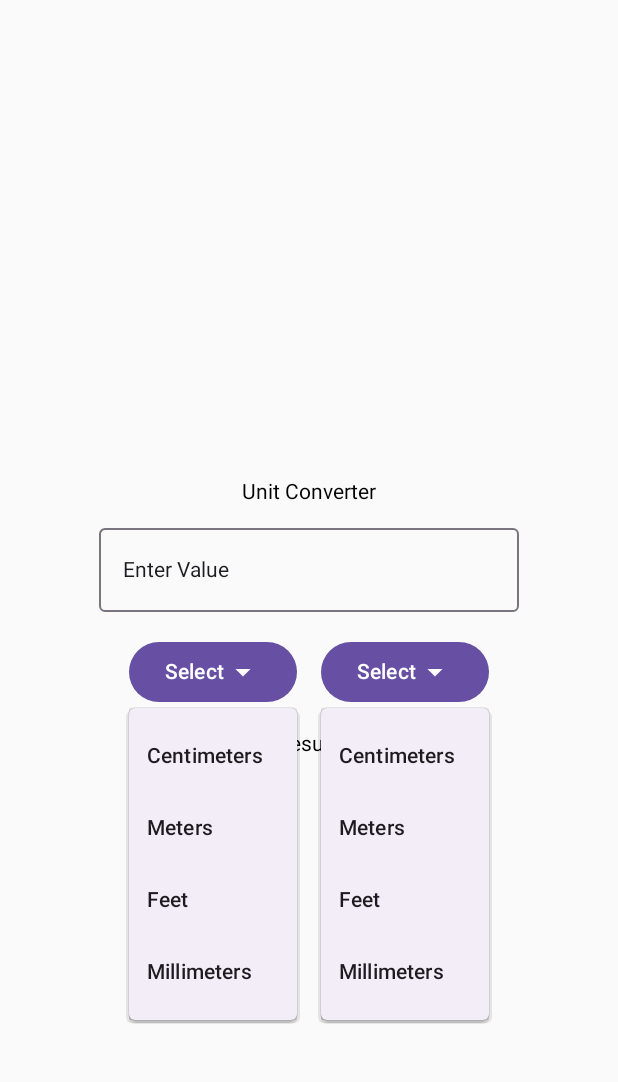
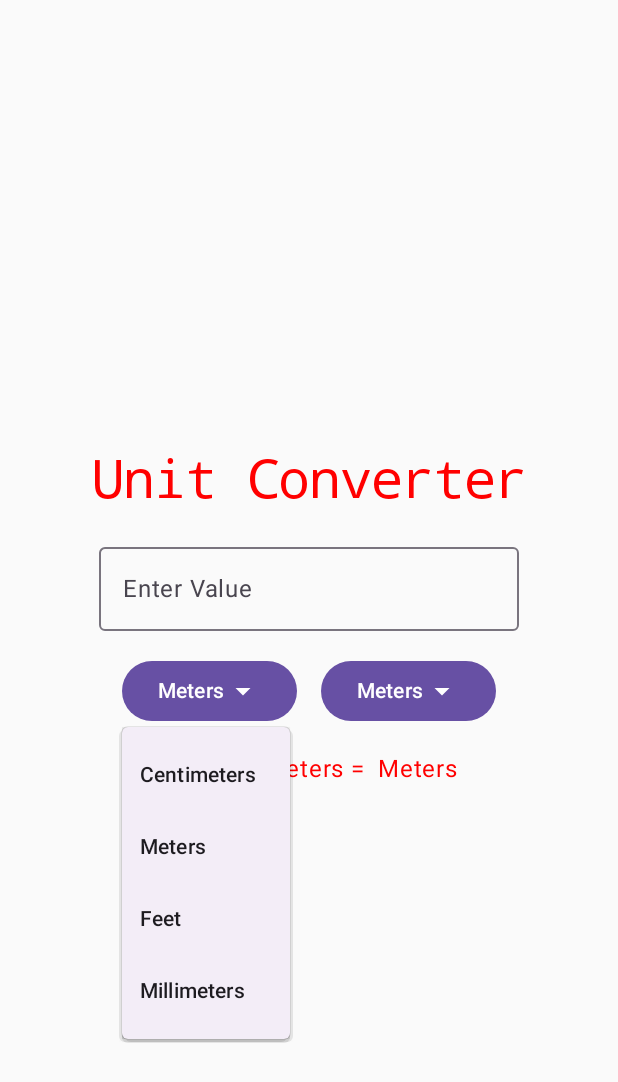
Before and after one commit to zellabooks/UnitConverter, an Android app built with Jetpack Compose: the screen it shows after launch (MainActivity), after a tap on "Meters", on a phone screen of 412 x 824 dp. Shown: the top 1082 px of the screen. Run offline under Robolectric (Android 15) with nearby library versions, the phone set to English and light mode, and no system bars.

Commit message:
Added user ability and styling

```diff
--- a/app/src/main/java/com/example/unitconverter/MainActivity.kt
+++ b/app/src/main/java/com/example/unitconverter/MainActivity.kt
@@ -16,20 +16,32 @@ import androidx.compose.foundation.layout.padding
 import androidx.compose.foundation.layout.width
 import androidx.compose.material.icons.Icons
 import androidx.compose.material.icons.filled.ArrowDropDown
+import androidx.compose.material.icons.materialIcon
 import androidx.compose.material3.Button
 import androidx.compose.material3.DropdownMenu
 import androidx.compose.material3.DropdownMenuItem
 import androidx.compose.material3.Icon
+import androidx.compose.material3.MaterialTheme
 import androidx.compose.material3.OutlinedTextField
 import androidx.compose.material3.Scaffold
 import androidx.compose.material3.Text
 import androidx.compose.runtime.Composable
+import androidx.compose.runtime.remember
 import androidx.compose.ui.Alignment
 import androidx.compose.ui.Modifier
 import androidx.compose.ui.platform.LocalContext
 import androidx.compose.ui.tooling.preview.Preview
 import androidx.compose.ui.unit.dp
 import com.example.unitconverter.ui.theme.UnitConverterTheme
+import androidx.compose.runtime.getValue
+import androidx.compose.runtime.mutableStateOf
+import androidx.compose.runtime.setValue
+import androidx.compose.ui.graphics.Color
+import androidx.compose.ui.text.TextStyle
+import androidx.compose.ui.text.font.FontFamily
+import androidx.compose.ui.unit.sp
+import com.example.unitconverter.ui.theme.Purple40
+import kotlin.math.roundToInt
 
 class MainActivity : ComponentActivity() {
     override fun onCreate(savedInstanceState: Bundle?) {
@@ -46,40 +58,140 @@ class MainActivity : ComponentActivity() {
 //Composable's are simply put special functions
 @Composable
 fun UnitConverter() {
+
+    var inputValue by remember { mutableStateOf("") }
+    var outputValue by remember { mutableStateOf("") }
+    var inputUnit by remember { mutableStateOf("Meters") }
+    var outputUnit by remember { mutableStateOf("Meters") }
+    var iExpanded by remember { mutableStateOf(false) }
+    var oExpanded by remember { mutableStateOf(false) }
+    val conversionFactor = remember { mutableStateOf(1.00) }
+    val oConversionFactor = remember { mutableStateOf(1.00) }
+
+    val customTextStyle = TextStyle(
+        fontFamily =  FontFamily.Monospace, // replace with desired font family
+        fontSize = 35.sp, // replace with desired text font size
+        color = Color.Red // replace with desired text color
+    )
+
+    fun convertUnits(){
+        // ?: - elvis operator short smart if statement if you return a double value store else use 0.0
+        val inputValueDouble = inputValue.toDoubleOrNull() ?: 0.0
+        val result = (inputValueDouble * conversionFactor.value * 100.0 / oConversionFactor.value).roundToInt() / 100.00
+        outputValue = result.toString()
+    }
+
     Column(modifier = Modifier.fillMaxSize(), verticalArrangement = Arrangement.Center, horizontalAlignment = Alignment.CenterHorizontally) {
-        // All the UI element are stacked below eachother. So one on top of the other
+        // All the UI element are stacked below each other. So one on top of the other
         //Helper text (Place holder) for what user should enter == value
         //Enter Value is what the user gives you
-        Text(text = "Unit Converter")
+        Text(text = "Unit Converter", style = customTextStyle)
         Spacer(modifier = Modifier.height(16.dp))
-        OutlinedTextField(value = "Enter Value", onValueChange ={} )
+        OutlinedTextField(value = inputValue,
+            onValueChange ={
+                inputValue = it
+                convertUnits()
+            },
+            label = {
+                Text(text = "Enter Value")}
+            )
         Spacer(modifier = Modifier.height(16.dp))
         Row {
+            //input box
             Box {
-                Button(onClick = { /*TODO*/ }) {
-                    Text(text = "Select")
+                //input button
+                Button(onClick = {iExpanded = true}) {
+                    Text(text = inputUnit)
                     Icon(Icons.Default.ArrowDropDown, contentDescription = "Arrow Down")
                 }
-                DropdownMenu(expanded = true, onDismissRequest = { /*TODO*/ }) {
-                    DropdownMenuItem(text = { Text(text = "Centimeters") /*TODO*/ }, onClick = { /*TODO*/ })
-                    DropdownMenuItem(text = { Text(text = "Meters") /*TODO*/ }, onClick = { /*TODO*/ })
-                    DropdownMenuItem(text = { Text(text = "Feet") /*TODO*/ }, onClick = { /*TODO*/ })
-                    DropdownMenuItem(text = { Text(text = "Millimeters") /*TODO*/ }, onClick = { /*TODO*/ })
+                DropdownMenu(expanded = iExpanded, onDismissRequest = {iExpanded = false}) {
+                    DropdownMenuItem(
+                        text = { Text(text = "Centimeters") },
+                        onClick = {
+                            iExpanded = false
+                            inputUnit = "Centimeters"
+                            conversionFactor.value = 0.01
+                            convertUnits()
+                        }
+                    )
+
+                    DropdownMenuItem(
+                        text = { Text(text = "Meters") },
+                        onClick = {
+                            iExpanded = false
+                            inputUnit = "Meters"
+                            conversionFactor.value = 1.0
+                            convertUnits()
+                        }
+                    )
+
+
+                    DropdownMenuItem(text = { Text(text = "Feet")},
+                        onClick = {
+                            iExpanded = false
+                            inputUnit = "Feet"
+                            conversionFactor.value = 0.3048
+                            convertUnits()
+                        }
+                    )
+
+                    DropdownMenuItem(text = { Text(text = "Millimeters")},
+                        onClick = {
+                            iExpanded = false
+                            inputUnit = "Millimeters"
+                            conversionFactor.value = 0.001
+                            convertUnits()
+                        }
+                    )
                 }
             }
             Spacer(modifier = Modifier.width(16.dp))
+            //output box
             Box {
-                Button(onClick = { /*TODO*/ }) {
-                    Text(text = "Select")
+            //output button
+                Button(onClick = {oExpanded = true}) {
+                    Text(text = outputUnit)
                     Icon(Icons.Default.ArrowDropDown, contentDescription = "Arrow Down")
                 }
-                DropdownMenu(expanded = true, onDismissRequest = { /*TODO*/ }) {
-                    DropdownMenuItem(text = { Text(text = "Centimeters") /*TODO*/ }, onClick = { /*TODO*/ })
-                    DropdownMenuItem(text = { Text(text = "Meters") /*TODO*/ }, onClick = { /*TODO*/ })
-                    DropdownMenuItem(text = { Text(text = "Feet") /*TODO*/ }, onClick = { /*TODO*/ })
-                    DropdownMenuItem(text = { Text(text = "Millimeters") /*TODO*/ }, onClick = { /*TODO*/ })
+                DropdownMenu(expanded = oExpanded, onDismissRequest = {oExpanded = false}) {
+                    DropdownMenuItem(text = { Text(text = "Centimeters")},
+                        onClick = {
+                            oExpanded = false
+                            outputUnit = "Centimeters"
+                            oConversionFactor.value = 0.01
+                            convertUnits()
+                        }
+                    )
+
+                    DropdownMenuItem(text = { Text(text = "Meters") /*TODO*/ },
+                        onClick = {
+                            oExpanded = false
+                            outputUnit = "Meters"
+                            oConversionFactor.value = 1.00
+                            convertUnits()
+                        }
+                    )
+
+                    DropdownMenuItem(text = { Text(text = "Feet")},
+                        onClick = {
+                            oExpanded = false
+                            outputUnit = "Feet"
+                            oConversionFactor.value = 0.3048
+                            convertUnits()
+                        }
+                    )
+
+                    DropdownMenuItem(text = { Text(text = "Millimeters")},
+                        onClick = {
+                            oExpanded = false
+                            outputUnit = "Millimeters"
+                            oConversionFactor.value = 0.001
+                            convertUnits()
+                        }
+                    )
                 }
             }
+
 //            val context = LocalContext.current
 //            //All the UI elements will be next to each other
 //            Button(onClick = { Toast.makeText(context, "Thanks for clicking", Toast.LENGTH_LONG).show() }) {
@@ -87,7 +199,10 @@ fun UnitConverter() {
 //            }
         }
         Spacer(modifier = Modifier.height(16.dp))
-        Text("Result:")
+        //result text
+        Text("Results: $inputValue $inputUnit = $outputValue $outputUnit",
+            style = MaterialTheme.typography.bodyLarge.merge(color = Color.Red)
+            )
     }
 }
 
```
